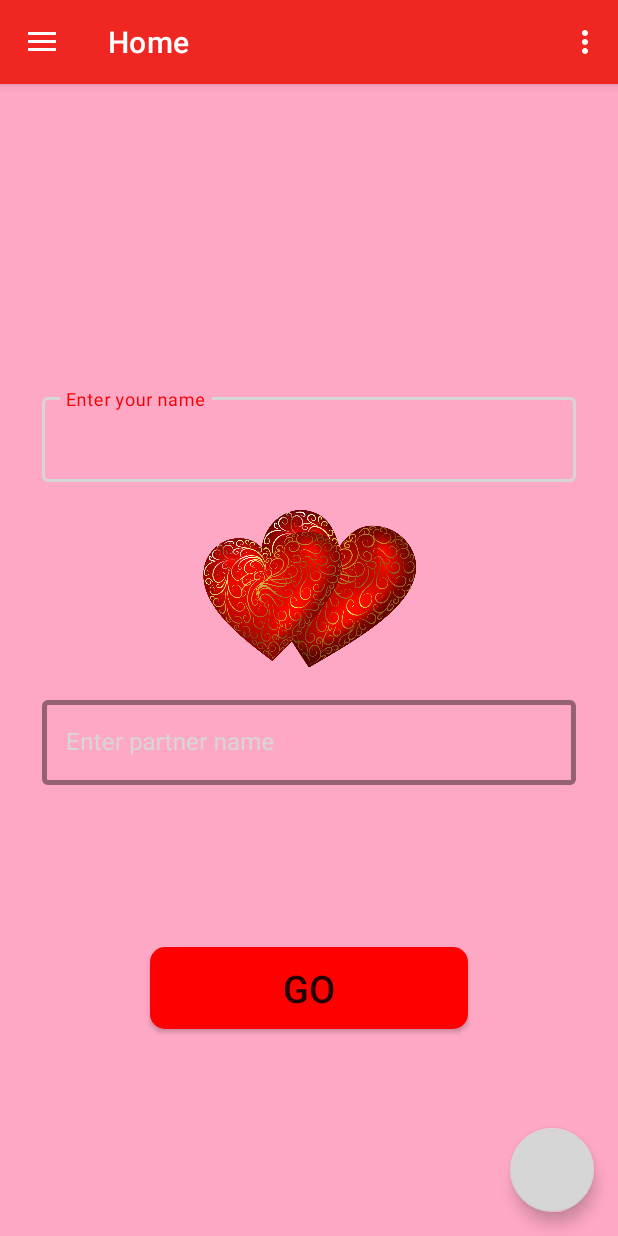
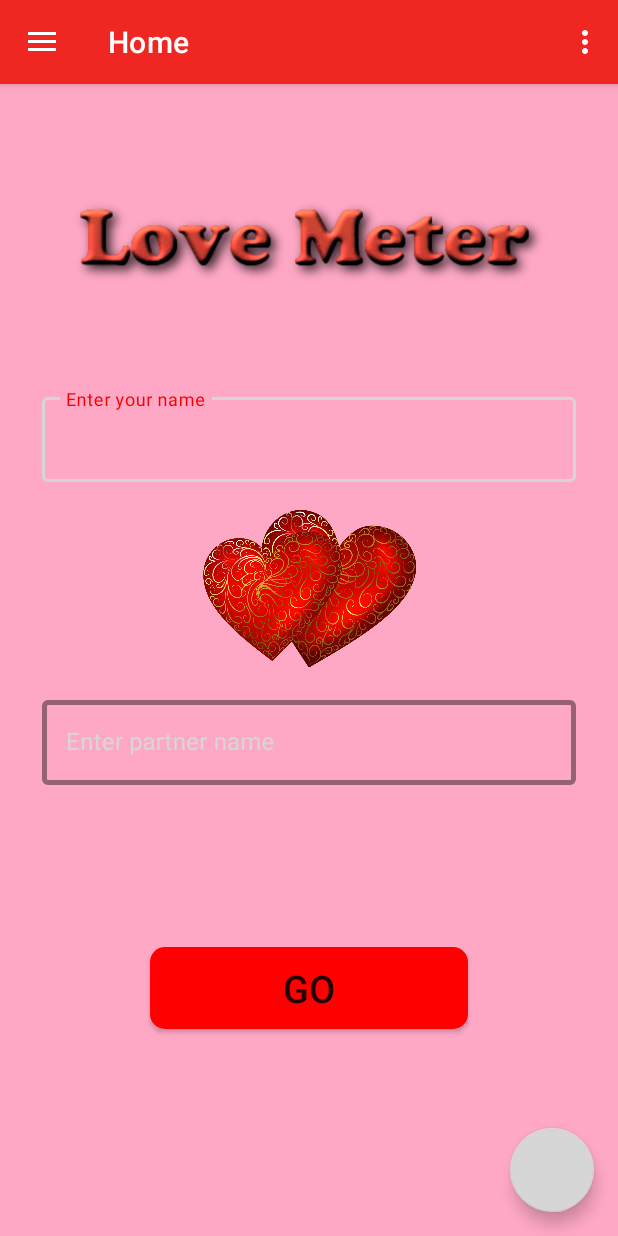
Before and after one commit to pk1114585/LoveMeter, an Android app: the screen it shows after launch (MainActivity), on a phone screen of 412 x 824 dp. Run offline under Robolectric (Android 15) with nearby library versions, the phone set to English and light mode, and no system bars; our stand-ins replace navigation-ui.

Commit message:
lovecounter add

```diff
--- a/app/src/main/res/layout/fragment_home.xml
+++ b/app/src/main/res/layout/fragment_home.xml
@@ -106,4 +106,14 @@
         app:layout_constraintStart_toStartOf="parent"
         app:layout_constraintTop_toBottomOf="@+id/textInputLayout2" />
 
+    <ImageView
+        android:id="@+id/imageView2"
+        android:layout_width="321dp"
+        android:layout_height="87dp"
+        android:src="@drawable/lovecounters"
+        app:layout_constraintBottom_toTopOf="@+id/textInputLayout"
+        app:layout_constraintEnd_toEndOf="parent"
+        app:layout_constraintStart_toStartOf="parent"
+        app:layout_constraintTop_toTopOf="@+id/view" />
+
 </androidx.constraintlayout.widget.ConstraintLayout>
```
